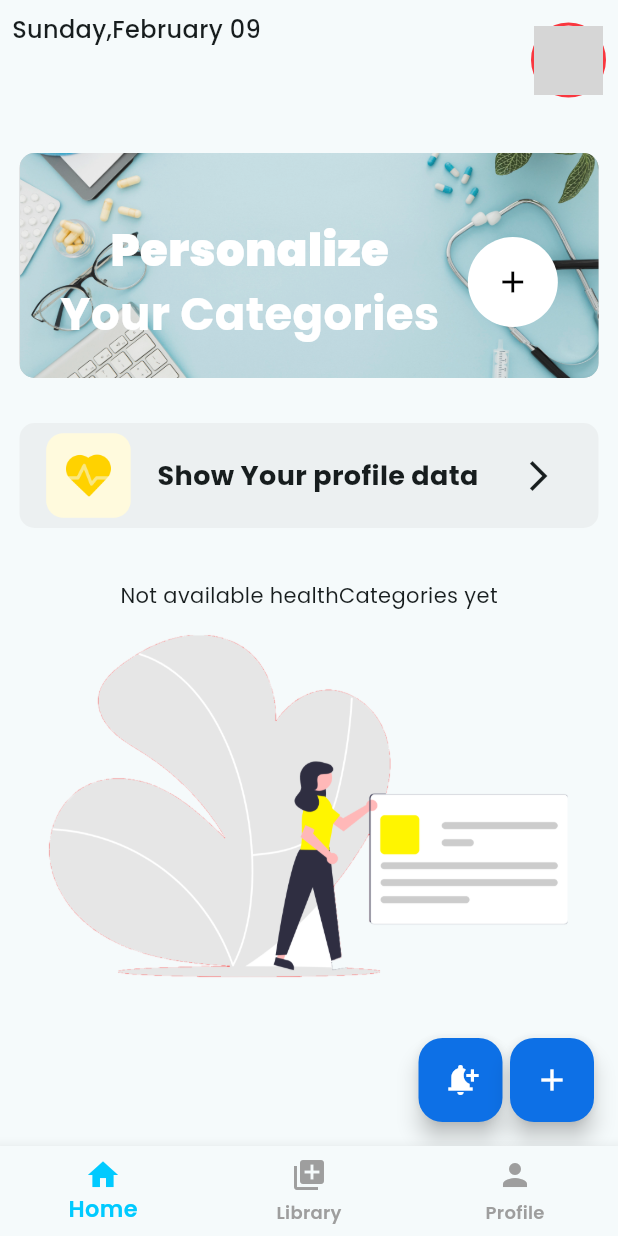
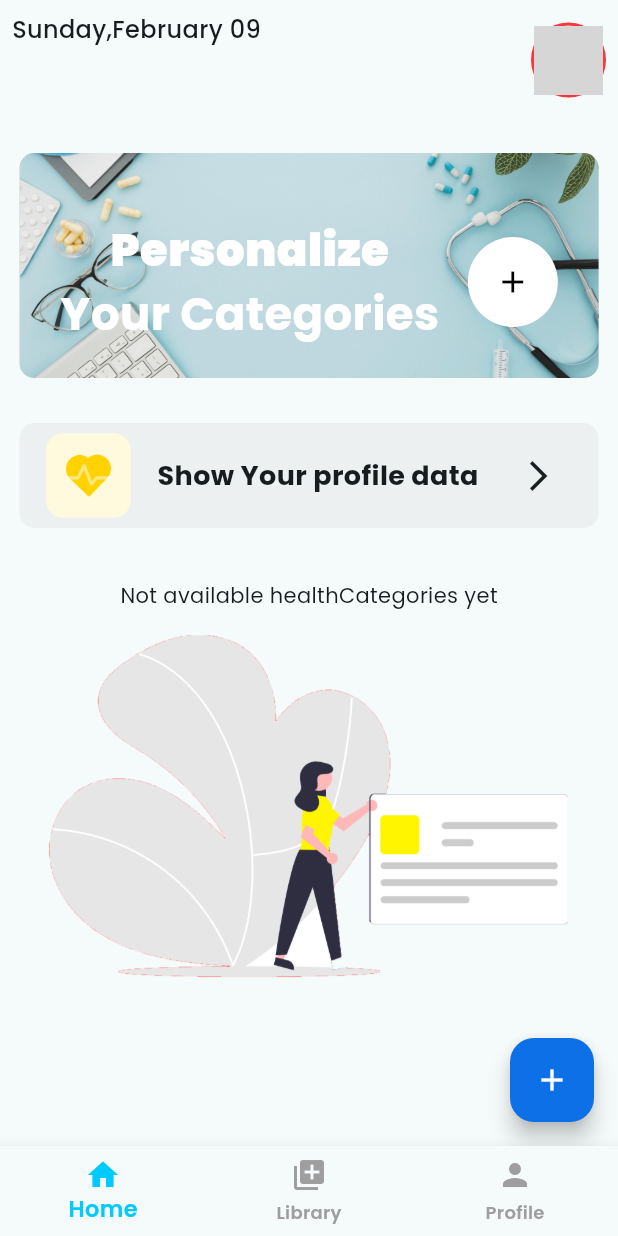
Before and after one commit to NimanthaSupun/healthcare, a Flutter app: the screen it shows once a user with an empty profile is signed in, on a phone screen of 412 x 824 dp. Run offline on Flutter 3.47's test engine with Material 3 defaults, Android fonts, the phone set to English and light mode, and no system bars; our stand-ins replace animate_do, cloud_firestore, firebase_auth, firebase_core, firebase_messaging, firebase_storage and 8 more; accounts and stored records are empty; network calls fail; grey boxes are pictures that could not be loaded.

Commit message:
Remove unused TestNotifyPage import and commented-out FloatingActionButton in HomePage

```diff
--- a/lib/pages/main_screens/home_page.dart
+++ b/lib/pages/main_screens/home_page.dart
@@ -8,7 +8,6 @@ import 'package:go_router/go_router.dart';
 import 'package:healthcare/constants/colors.dart';
 import 'package:healthcare/models/user_model.dart';
 import 'package:healthcare/pages/main_screens/profile_page.dart';
-import 'package:healthcare/pages/test/test_notify_page.dart';
 import 'package:healthcare/widgets/animation/custom_page_transition.dart';
 import 'package:healthcare/widgets/main/add_your_symptons_card.dart';
 import 'package:healthcare/widgets/main/show_user_profile_card.dart';
@@ -64,6 +63,7 @@ class _HomePageState extends State<HomePage>
     super.dispose();
   }
 
+  @override
   Widget build(BuildContext context) {
     DateTime now = DateTime.now();
     String formattedDate = formatter.format(now);
@@ -74,21 +74,15 @@ class _HomePageState extends State<HomePage>
         mainAxisAlignment: MainAxisAlignment.end,
         crossAxisAlignment: CrossAxisAlignment.center,
         children: [
-          FloatingActionButton(
-            onPressed: () {
-              Navigator.of(context).push(
-                MaterialPageRoute(
-                  builder: (context) => TestNotifyPage(),
-                ),
-              );
-            },
-            child: Icon(
-              Icons.notification_add,
-            ),
-          ),
-          SizedBox(
-            width: 5,
-          ),
+          // FloatingActionButton(
+          //   onPressed: () {
+          //     Navigator.of(context).push(MaterialPageRoute(builder: (context) => TestNotifyPage(),),);
+          //   },
+          //   child: Icon(
+          //     Icons.notification_add,
+          //   ),
+          // ),
+          // SizedBox(width: 5,),
           FloatingActionButton(
             onPressed: () {
               GoRouter.of(context).go("/daily-update");
```
